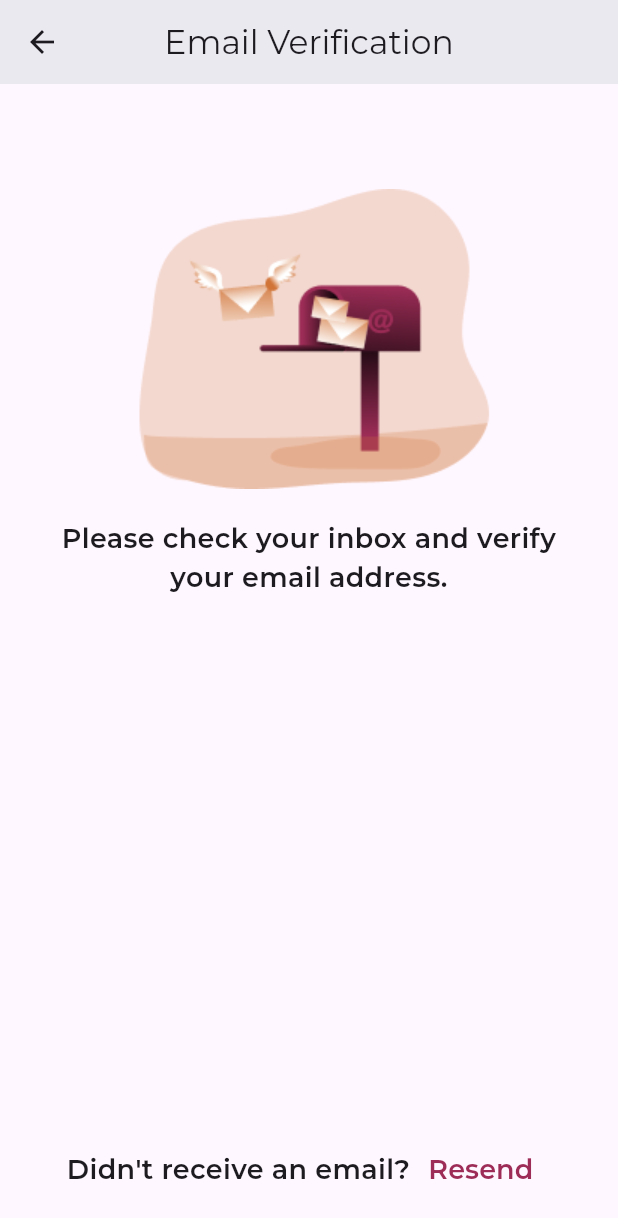
After one commit to FilipKisic/Algebra-summer-school-2026, a Flutter app: the VerificationScreen screen opened by its route, on a phone screen of 412 x 824 dp. The commit adds this screen. Shown: the top 1218 px of the screen. Run offline on Flutter 3.47's test engine with Material 3 defaults, Android fonts, the phone set to English and light mode, and no system bars; our stand-ins replace dio, firebase_auth, firebase_core, flutter_riverpod, google_mobile_ads, hive_ce and 4 more; missing offline and left inert: maps_launcher; accounts and stored records are empty; generated files the repository leaves out were written again.

Commit message:
Added ads and email verification.

```diff
--- a/lib/data/datasource/remote/client/auth_client.dart
+++ b/lib/data/datasource/remote/client/auth_client.dart
@@ -7,8 +7,12 @@ class AuthClient {
   }
 
   Future<UserCredential> signUp(final String email, final String password) async {
-    return FirebaseAuth.instance.createUserWithEmailAndPassword(email: email, password: password);
+    final user = await FirebaseAuth.instance.createUserWithEmailAndPassword(email: email, password: password);
+    user.user?.sendEmailVerification();
+    return user;
   }
 
   Future<void> signOut() async => FirebaseAuth.instance.signOut();
+
+  Future<void> resendEmail(User user) async => user.sendEmailVerification();
 }
--- a/lib/di.dart
+++ b/lib/di.dart
@@ -11,6 +11,7 @@ import 'package:urban_explorer/domain/repository/location_repository.dart';
 import 'package:urban_explorer/domain/use_case/get_all_favorite_locations_use_case.dart';
 import 'package:urban_explorer/domain/use_case/get_locations_use_case.dart';
 import 'package:urban_explorer/domain/use_case/remove_location_as_favorite_use_case.dart';
+import 'package:urban_explorer/domain/use_case/resend_email_use_case.dart';
 import 'package:urban_explorer/domain/use_case/set_location_as_favorite_use_case.dart';
 import 'package:urban_explorer/domain/use_case/sign_in_use_case.dart';
 import 'package:urban_explorer/domain/use_case/sign_out_use_case.dart';
@@ -78,6 +79,10 @@ final removeAsFavoriteUseCaseProvider = Provider(
       (ref) => RemoveLocationAsFavoriteUseCase(ref.watch(locationRepositoryProvider)),
 );
 
+final resendEmailUseCaseProvider = Provider(
+      (ref) => ResendEmailUseCase(ref.watch(authRepositoryProvider)),
+);
+
 // ************ CONTROLLERS ************ //
 final signInControllerProvider = NotifierProvider<SignInController, SignInState>(
   () => SignInController(),
--- a/lib/domain/repository/auth_repository.dart
+++ b/lib/domain/repository/auth_repository.dart
@@ -5,4 +5,5 @@ abstract interface class AuthRepository {
   Future<Result<UserCredential>> signIn(String email, String password);
   Future<Result<UserCredential>> signUp(String email, String password);
   Future<Result<void>> signOut();
+  Future<Result<void>> resendEmail(User user);
 }
--- a/lib/main.dart
+++ b/lib/main.dart
@@ -1,6 +1,7 @@
 import 'package:firebase_core/firebase_core.dart';
 import 'package:flutter/material.dart';
 import 'package:flutter_riverpod/flutter_riverpod.dart';
+import 'package:google_mobile_ads/google_mobile_ads.dart';
 import 'package:hive_ce_flutter/adapters.dart';
 import 'package:urban_explorer/domain/model/location.dart';
 import 'package:urban_explorer/presentation/app_router.dart';
@@ -13,6 +14,7 @@ void main() async {
   await Hive.initFlutter();
   Hive.registerAdapter(LocationAdapter());
   await Hive.openBox<Location>(locationBoxName);
+  await MobileAds.instance.initialize();
   runApp(ProviderScope(child: MyApp()));
 }
 
@@ -28,7 +30,7 @@ class MyApp extends StatelessWidget {
         colorScheme: ColorScheme.fromSeed(seedColor: Colors.deepPurple),
         useMaterial3: true,
       ),
-      initialRoute: AppRouter.splash,
+      initialRoute: AppRouter.verification,
       onGenerateRoute: AppRouter.generateRoute,
     );
   }
--- a/lib/presentation/app_router.dart
+++ b/lib/presentation/app_router.dart
@@ -2,6 +2,7 @@ import 'package:flutter/material.dart';
 import 'package:urban_explorer/domain/model/location.dart';
 import 'package:urban_explorer/presentation/auth/sign_in/screen/sign_in_screen.dart';
 import 'package:urban_explorer/presentation/auth/sign_up/screen/sign_up_screen.dart';
+import 'package:urban_explorer/presentation/auth/sign_up/screen/verification_screen.dart';
 import 'package:urban_explorer/presentation/locations/screen/home_screen.dart';
 import 'package:urban_explorer/presentation/splash/screen/splash_screen.dart';
 
@@ -14,6 +15,7 @@ class AppRouter {
   static const String signUp = '/signUp';
   static const String home = '/home';
   static const String locationDetails = '/details';
+  static const String verification = '/verification';
 
   static Route<dynamic> generateRoute(final RouteSettings settings) {
     switch (settings.name) {
@@ -25,6 +27,7 @@ class AppRouter {
         final location = settings.arguments as Location;
         return LocationDetailsScreen(location: location);
       });
+      case verification: return MaterialPageRoute(builder: (_) => const VerificationScreen());
 
       default: throw Exception('Route not found.');
     }
--- a/lib/presentation/auth/sign_up/screen/sign_up_screen.dart
+++ b/lib/presentation/auth/sign_up/screen/sign_up_screen.dart
@@ -34,7 +34,7 @@ class _SignUpScreenState extends ConsumerState<SignUpScreen> {
       }
 
       if (currentState is SuccessState) {
-        Navigator.of(context).pushReplacementNamed(AppRouter.home);
+        Navigator.of(context).pushReplacementNamed(AppRouter.verification);
       }
     });
 
--- /dev/null
+++ b/lib/presentation/auth/sign_up/screen/verification_screen.dart
@@ -0,0 +1,63 @@
+import 'package:flutter/material.dart';
+import 'package:flutter_riverpod/flutter_riverpod.dart';
+import 'package:urban_explorer/di.dart';
+import 'package:urban_explorer/presentation/style/colors.dart';
+
+class VerificationScreen extends ConsumerWidget {
+  const VerificationScreen({super.key});
+
+  @override
+  Widget build(BuildContext context, WidgetRef ref) {
+    return Scaffold(
+      appBar: AppBar(
+        title: Text('Email Verification'),
+        centerTitle: true,
+        leading: IconButton(onPressed: () => Navigator.of(context).pop(),icon: Icon(Icons.arrow_back)),
+        elevation: 10,
+        backgroundColor: Colors.white,
+      ),
+      body: SafeArea(
+        child: Padding(
+          padding: const EdgeInsets.all(20),
+          child: Column(
+            children: [
+              SizedBox(
+                height: 50,
+              ),
+              Image.asset('assets/images/verification.png'),
+              const SizedBox(height: 20),
+              Text(
+                'Please check your inbox and verify your email address.',
+                style: TextStyle(fontWeight: .w600, fontSize: 18),
+                textAlign: .center,
+              ),
+              Spacer(),
+              Row(
+                mainAxisAlignment: .center,
+                children: [
+                  Text(
+                    'Didn\'t receive an email?',
+                    style: TextStyle(fontWeight: .w600, fontSize: 18),
+                  ),
+                  TextButton(
+                    onPressed: () {
+                      ref.read(signUpControllerProvider.notifier).resendEmail();
+                    },
+                    child: Text(
+                      'Resend',
+                      style: TextStyle(
+                        fontWeight: .w600,
+                        fontSize: 18,
+                        color: AppColors.secondary,
+                      ),
+                    ),
+                  ),
+                ],
+              ),
+            ],
+          ),
+        ),
+      ),
+    );
+  }
+}
--- a/pubspec.yaml
+++ b/pubspec.yaml
@@ -25,6 +25,7 @@ dependencies:
   hive_ce: ^2.19.3
   hive_ce_flutter: ^2.3.4
   hive_ce_generator: ^1.11.1
+  google_mobile_ads: ^9.0.0
 
 dev_dependencies:
   flutter_test:
```
Also changed, not shown: lib/ad_helper.dart (added, +34 -0 lines), lib/data/repository/auth_repository_impl.dart (+10 -0 lines), lib/domain/use_case/resend_email_use_case.dart (added, +11 -0 lines), lib/presentation/auth/sign_up/controller/sign_up_controller.dart (+7 -0 lines), lib/presentation/locations/location_list/screen/location_list_screen.dart (+66 -4 lines), assets/images/verification.png (added), pubspec.lock, 4 other files.
